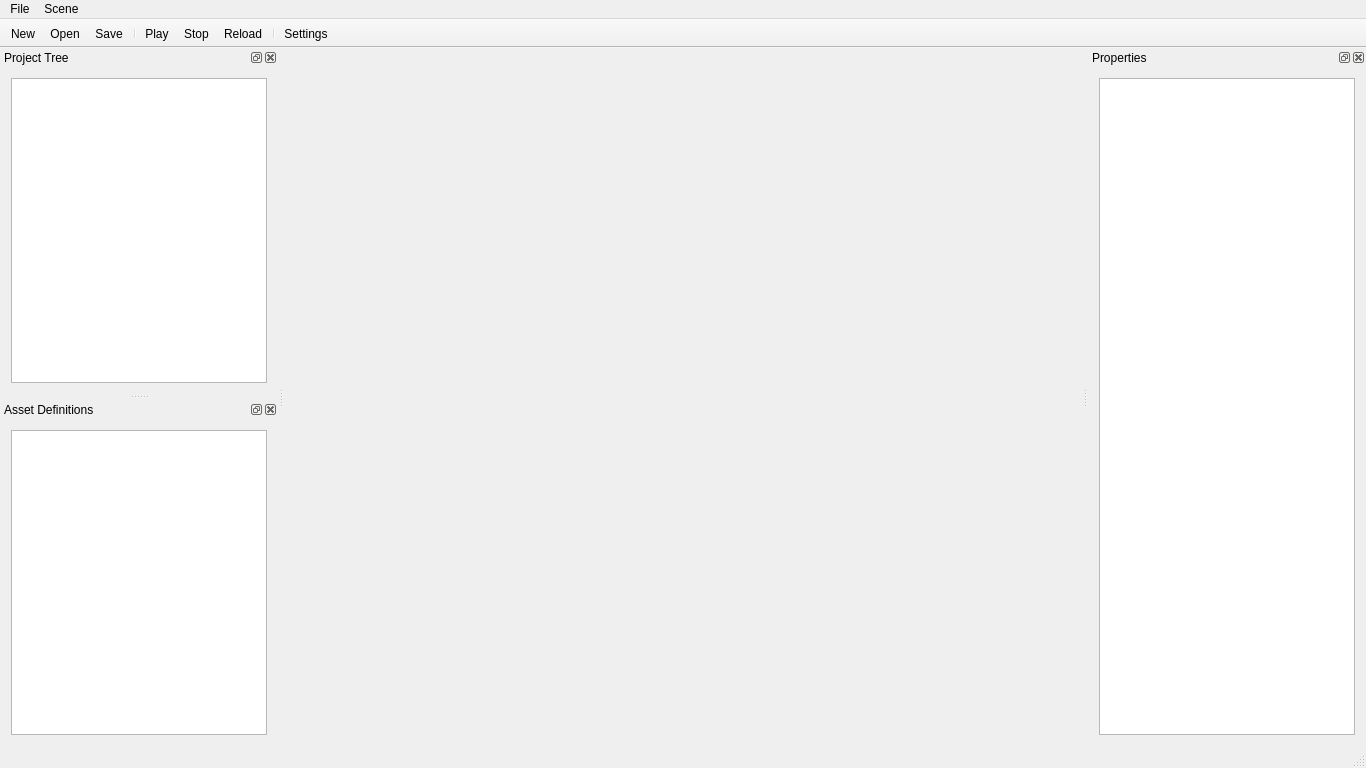
First picture: the form in DreamToolQt/View/MainWindow.ui, repository BashEdThomps/dream-engine, before the edit.
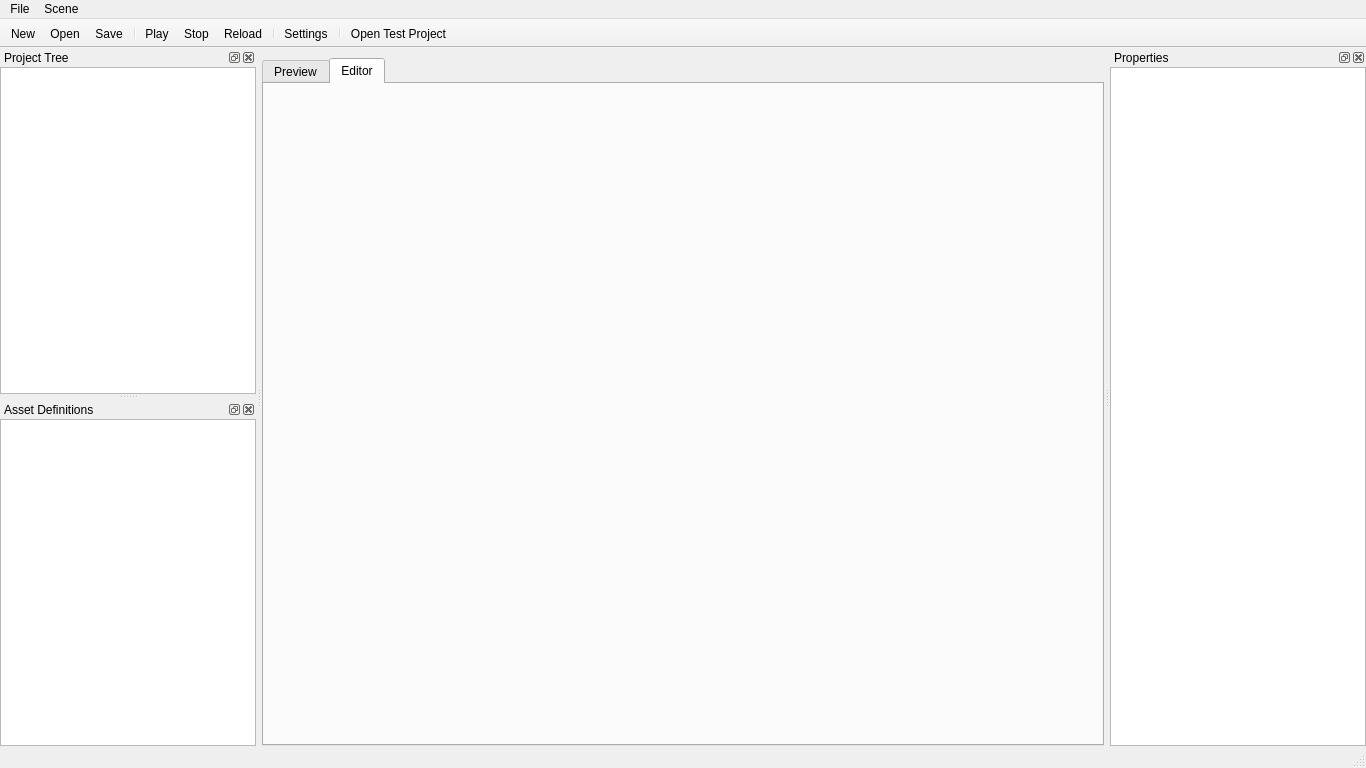
Second picture: the form after the edit. Icons and pictures are not drawn.

Diff of the .ui file:
```diff
--- a/DreamToolQt/View/MainWindow.ui
+++ b/DreamToolQt/View/MainWindow.ui
@@ -19,6 +19,12 @@
     <verstretch>0</verstretch>
    </sizepolicy>
   </property>
+  <property name="minimumSize">
+   <size>
+    <width>800</width>
+    <height>600</height>
+   </size>
+  </property>
   <property name="mouseTracking">
    <bool>true</bool>
   </property>
@@ -42,6 +48,43 @@
    <property name="enabled">
     <bool>true</bool>
    </property>
+   <layout class="QGridLayout" name="gridLayout">
+    <property name="leftMargin">
+     <number>0</number>
+    </property>
+    <property name="topMargin">
+     <number>10</number>
+    </property>
+    <property name="rightMargin">
+     <number>0</number>
+    </property>
+    <property name="bottomMargin">
+     <number>0</number>
+    </property>
+    <property name="horizontalSpacing">
+     <number>0</number>
+    </property>
+    <property name="verticalSpacing">
+     <number>6</number>
+    </property>
+    <item row="0" column="0">
+     <widget class="QTabWidget" name="mainTabWidget">
+      <property name="currentIndex">
+       <number>1</number>
+      </property>
+      <widget class="QWidget" name="previewTab">
+       <attribute name="title">
+        <string>Preview</string>
+       </attribute>
+      </widget>
+      <widget class="QWidget" name="editorTab">
+       <attribute name="title">
+        <string>Editor</string>
+       </attribute>
+      </widget>
+     </widget>
+    </item>
+   </layout>
   </widget>
   <widget class="QStatusBar" name="statusBar"/>
   <widget class="QMenuBar" name="menuBar">
@@ -82,6 +125,21 @@
    </attribute>
    <widget class="QWidget" name="projectDockContents">
     <layout class="QVBoxLayout" name="verticalLayout">
+     <property name="spacing">
+      <number>0</number>
+     </property>
+     <property name="leftMargin">
+      <number>0</number>
+     </property>
+     <property name="topMargin">
+      <number>0</number>
+     </property>
+     <property name="rightMargin">
+      <number>0</number>
+     </property>
+     <property name="bottomMargin">
+      <number>0</number>
+     </property>
      <item>
       <widget class="QTreeView" name="projectTreeView">
        <property name="alternatingRowColors">
@@ -110,6 +168,21 @@
    </attribute>
    <widget class="QWidget" name="propertiesDockContents">
     <layout class="QVBoxLayout" name="verticalLayout_2">
+     <property name="spacing">
+      <number>0</number>
+     </property>
+     <property name="leftMargin">
+      <number>0</number>
+     </property>
+     <property name="topMargin">
+      <number>0</number>
+     </property>
+     <property name="rightMargin">
+      <number>0</number>
+     </property>
+     <property name="bottomMargin">
+      <number>0</number>
+     </property>
      <item>
       <widget class="QTreeView" name="propertiesTreeView">
        <property name="alternatingRowColors">
@@ -121,6 +194,18 @@
        <property name="indentation">
         <number>10</number>
        </property>
+       <property name="uniformRowHeights">
+        <bool>true</bool>
+       </property>
+       <property name="animated">
+        <bool>true</bool>
+       </property>
+       <property name="allColumnsShowFocus">
+        <bool>true</bool>
+       </property>
+       <property name="wordWrap">
+        <bool>false</bool>
+       </property>
        <property name="expandsOnDoubleClick">
         <bool>false</bool>
        </property>
@@ -144,8 +229,8 @@
    </property>
    <property name="iconSize">
     <size>
-     <width>40</width>
-     <height>40</height>
+     <width>32</width>
+     <height>32</height>
     </size>
    </property>
    <property name="toolButtonStyle">
@@ -169,6 +254,8 @@
    <addaction name="actionReload"/>
    <addaction name="separator"/>
    <addaction name="actionSettings"/>
+   <addaction name="separator"/>
+   <addaction name="actionOpen_Test_Project"/>
   </widget>
   <widget class="QDockWidget" name="assetDefinitionDockWidget">
    <property name="windowTitle">
@@ -179,6 +266,21 @@
    </attribute>
    <widget class="QWidget" name="dockWidgetContents">
     <layout class="QVBoxLayout" name="verticalLayout_3">
+     <property name="spacing">
+      <number>0</number>
+     </property>
+     <property name="leftMargin">
+      <number>0</number>
+     </property>
+     <property name="topMargin">
+      <number>0</number>
+     </property>
+     <property name="rightMargin">
+      <number>0</number>
+     </property>
+     <property name="bottomMargin">
+      <number>0</number>
+     </property>
      <item>
       <widget class="QTreeView" name="assetDefinitionTreeView">
        <property name="alternatingRowColors">
@@ -306,6 +408,18 @@
     <string>Ctrl+W</string>
    </property>
   </action>
+  <action name="actionOpen_Test_Project">
+   <property name="icon">
+    <iconset resource="../Resources/Resources.qrc">
+     <normaloff>:/images/document-open.png</normaloff>:/images/document-open.png</iconset>
+   </property>
+   <property name="text">
+    <string>Open Test Project</string>
+   </property>
+   <property name="shortcut">
+    <string>Ctrl+T</string>
+   </property>
+  </action>
  </widget>
  <layoutdefault spacing="6" margin="11"/>
  <resources>
```
Left out of the diff: 18 changed lines with no effect on the pictures.
